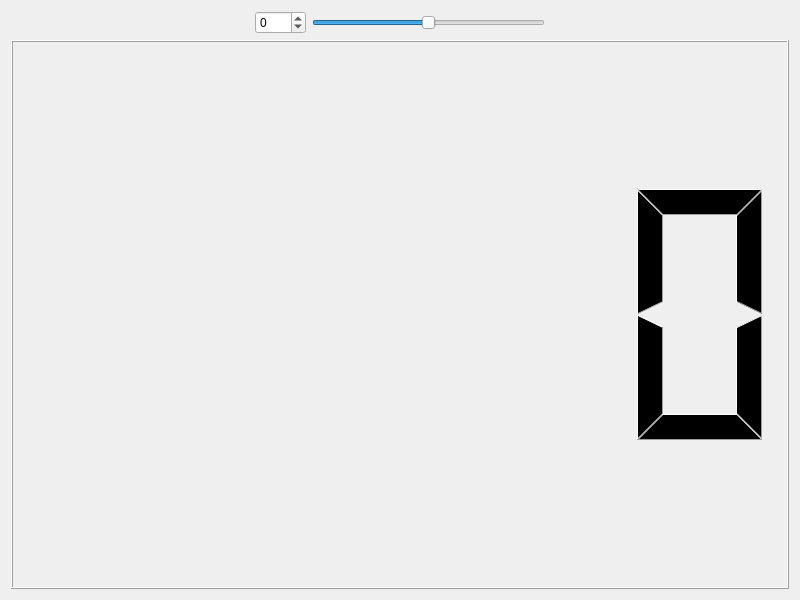
First picture: the form in Spinbox.ui, repository IDK41343119/SpinBox, before the edit.
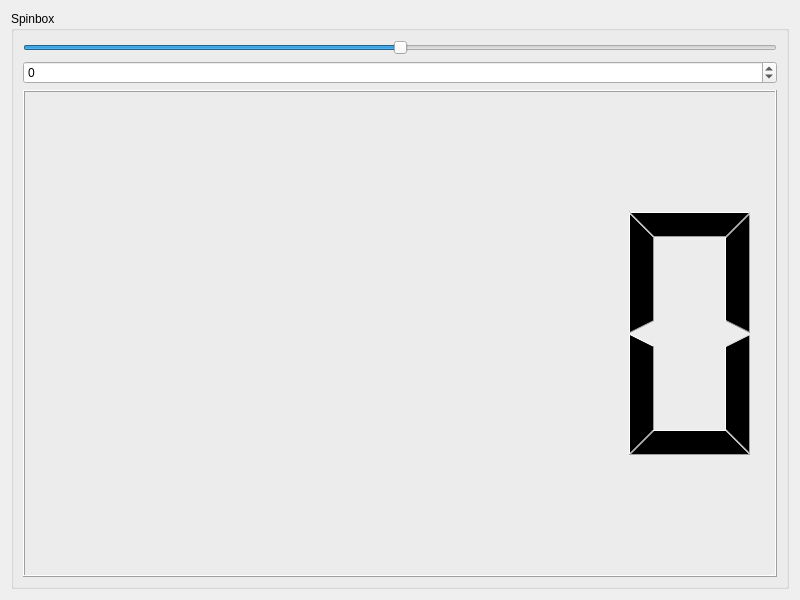
Second picture: the form after the edit.

What changed in the file:
```diff
--- a/Spinbox.ui
+++ b/Spinbox.ui
@@ -13,39 +13,14 @@
   <property name="windowTitle">
    <string>Widget</string>
   </property>
+  <layout class="QHBoxLayout" name="horizontalLayout_2">
+   <item>
+    <widget class="QGroupBox" name="groupBox">
+     <property name="title">
+      <string>Spinbox</string>
+     </property>
   <layout class="QVBoxLayout" name="verticalLayout">
    <item>
-    <layout class="QHBoxLayout" name="horizontalLayout">
-     <property name="leftMargin">
-      <number>10</number>
-     </property>
-     <property name="rightMargin">
-      <number>10</number>
-     </property>
-     <item>
-      <spacer name="horizontalSpacer">
-       <property name="orientation">
-        <enum>Qt::Orientation::Horizontal</enum>
-       </property>
-       <property name="sizeHint" stdset="0">
-        <size>
-         <width>40</width>
-         <height>20</height>
-        </size>
-       </property>
-      </spacer>
-     </item>
-     <item>
-      <widget class="QSpinBox" name="spinBox">
-       <property name="minimum">
-        <number>-100</number>
-       </property>
-       <property name="maximum">
-        <number>100</number>
-       </property>
-      </widget>
-     </item>
-     <item>
       <widget class="QSlider" name="horizontalSlider">
        <property name="minimum">
         <number>-100</number>
@@ -59,25 +34,23 @@
       </widget>
      </item>
      <item>
-      <spacer name="horizontalSpacer_2">
-       <property name="orientation">
-        <enum>Qt::Orientation::Horizontal</enum>
-       </property>
-       <property name="sizeHint" stdset="0">
-        <size>
-         <width>40</width>
-         <height>20</height>
-        </size>
-       </property>
-      </spacer>
-     </item>
-    </layout>
+       <widget class="QSpinBox" name="spinBox">
+        <property name="minimum">
+         <number>-100</number>
+        </property>
+        <property name="maximum">
+         <number>100</number>
+        </property>
+       </widget>
    </item>
    <item>
     <widget class="QLCDNumber" name="lcdNumber_2"/>
    </item>
   </layout>
  </widget>
+   </item>
+  </layout>
+ </widget>
  <resources/>
  <connections>
   <connection>
```
Left out of the diff: 32 changed lines with no effect on the pictures. Lines whose indentation alone changed are shown as unchanged.
